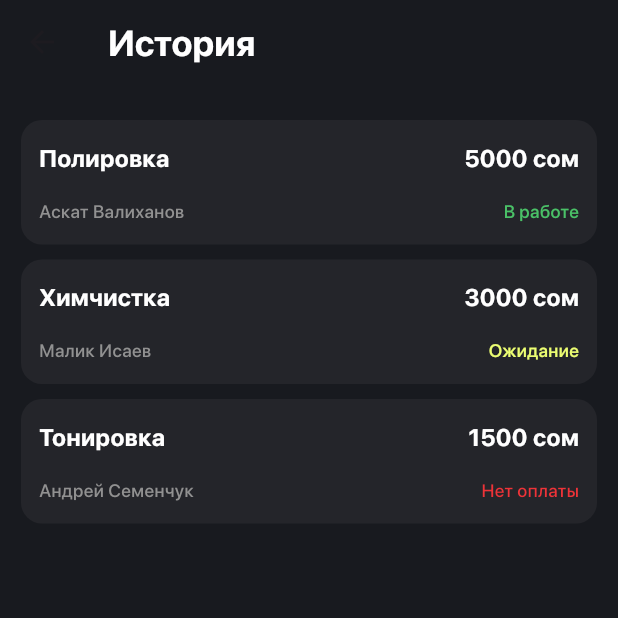
After one commit to rahimov27/a1_workspace, a Flutter app: the HistoryPage screen opened directly, on a phone screen of 412 x 824 dp, the top half of it. The commit adds this screen. Run offline on Flutter 3.47's test engine with Material 3 defaults, Android fonts, the phone set to English and light mode, and no system bars; our stand-ins replace flutter_svg, persistent_bottom_nav_bar; network calls fail.

Commit message:
history page added card

```diff
--- /dev/null
+++ b/lib/features/history/presentation/pages/history_page.dart
@@ -0,0 +1,54 @@
+import 'package:a1_workspace/features/history/presentation/widgets/history_card_widget.dart';
+import 'package:a1_workspace/shared/core/styles/app_colors.dart';
+import 'package:flutter/material.dart';
+
+class HistoryPage extends StatelessWidget {
+  const HistoryPage({super.key});
+
+  @override
+  Widget build(BuildContext context) {
+    return Scaffold(
+      appBar: AppBar(
+        centerTitle: false,
+        title: const Text(
+          "История",
+          style: TextStyle(
+            fontSize: 24,
+            fontFamily: "sf",
+            color: AppColors.mainWhite,
+          ),
+        ),
+      ),
+      body: const SafeArea(
+        child: Padding(
+          padding: EdgeInsets.symmetric(horizontal: 14),
+          child: Column(
+            children: [
+              SizedBox(height: 24),
+              HistoryCardWidget(
+                service: "Полировка",
+                name: "Аскат Валиханов",
+                price: "5000 сом",
+                status: "В работе",
+              ),
+              SizedBox(height: 10),
+              HistoryCardWidget(
+                service: "Химчистка",
+                name: "Малик Исаев",
+                price: "3000 сом",
+                status: "Ожидание",
+              ),
+              SizedBox(height: 10),
+              HistoryCardWidget(
+                service: "Тонировка",
+                name: "Андрей Семенчук",
+                price: "1500 сом",
+                status: "Нет оплаты",
+              ),
+            ],
+          ),
+        ),
+      ),
+    );
+  }
+}
--- /dev/null
+++ b/lib/features/history/presentation/widgets/history_card_widget.dart
@@ -0,0 +1,88 @@
+import 'package:a1_workspace/shared/core/styles/app_colors.dart';
+import 'package:flutter/material.dart';
+
+class HistoryCardWidget extends StatelessWidget {
+  final String service;
+  final String name;
+  final String price;
+  final String status;
+  const HistoryCardWidget({
+    super.key,
+    required this.service,
+    required this.name,
+    required this.price,
+    required this.status,
+  });
+
+  @override
+  Widget build(BuildContext context) {
+    Color _getStatusColor(String status) {
+      switch (status) {
+        case "В работе":
+          return AppColors.green;
+        case "Ожидание":
+          return AppColors.mainYellow;
+        case "Нет оплаты":
+          return AppColors.mainRed;
+        default:
+          return AppColors.greyAuth;
+      }
+    }
+
+    return Container(
+      decoration: BoxDecoration(
+          borderRadius: BorderRadius.circular(14), color: AppColors.mainGrey),
+      child: Padding(
+        padding: const EdgeInsets.symmetric(vertical: 14, horizontal: 12),
+        child: Column(
+          mainAxisSize: MainAxisSize.min,
+          children: [
+            Row(
+              children: [
+                Text(
+                  service,
+                  style: const TextStyle(
+                    fontSize: 16,
+                    fontFamily: "sf",
+                    color: AppColors.mainWhite,
+                  ),
+                ),
+                const Spacer(),
+                Text(
+                  price,
+                  style: const TextStyle(
+                    fontSize: 16,
+                    fontFamily: "sf",
+                    color: AppColors.mainWhite,
+                  ),
+                ),
+              ],
+            ),
+            const SizedBox(height: 15),
+            Row(
+              children: [
+                Text(
+                  name,
+                  style: const TextStyle(
+                    fontSize: 12,
+                    fontFamily: "sf-medium",
+                    color: Color(0xff919191),
+                  ),
+                ),
+                const Spacer(),
+                Text(
+                  status,
+                  style: TextStyle(
+                    fontSize: 12,
+                    fontFamily: "sf-medium",
+                    color: _getStatusColor(status),
+                  ),
+                ),
+              ],
+            ),
+          ],
+        ),
+      ),
+    );
+  }
+}
--- a/lib/main.dart
+++ b/lib/main.dart
@@ -1,3 +1,4 @@
+import 'package:a1_workspace/features/history/presentation/pages/history_page.dart';
 import 'package:a1_workspace/features/home/presentation/pages/home_page.dart';
 import 'package:a1_workspace/features/profile/presentation/pages/profile_page.dart';
 import 'package:a1_workspace/features/service/presentation/pages/service_page.dart';
@@ -42,7 +43,7 @@ class _MainMenuState extends State<MainMenu> {
       const HomePage(),
       const HomePage(),
       const ServicePage(),
-      const HomePage(),
+      const HistoryPage(),
       const ProfilePage(),
     ];
   }
```
